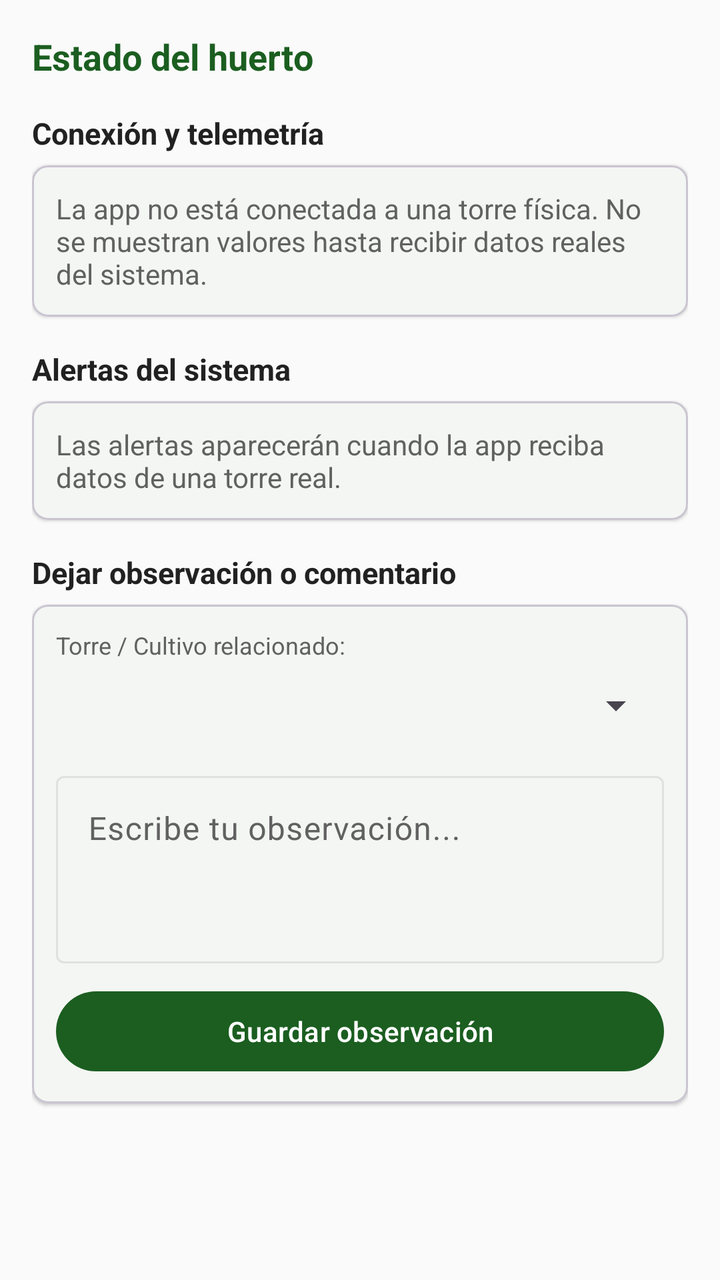
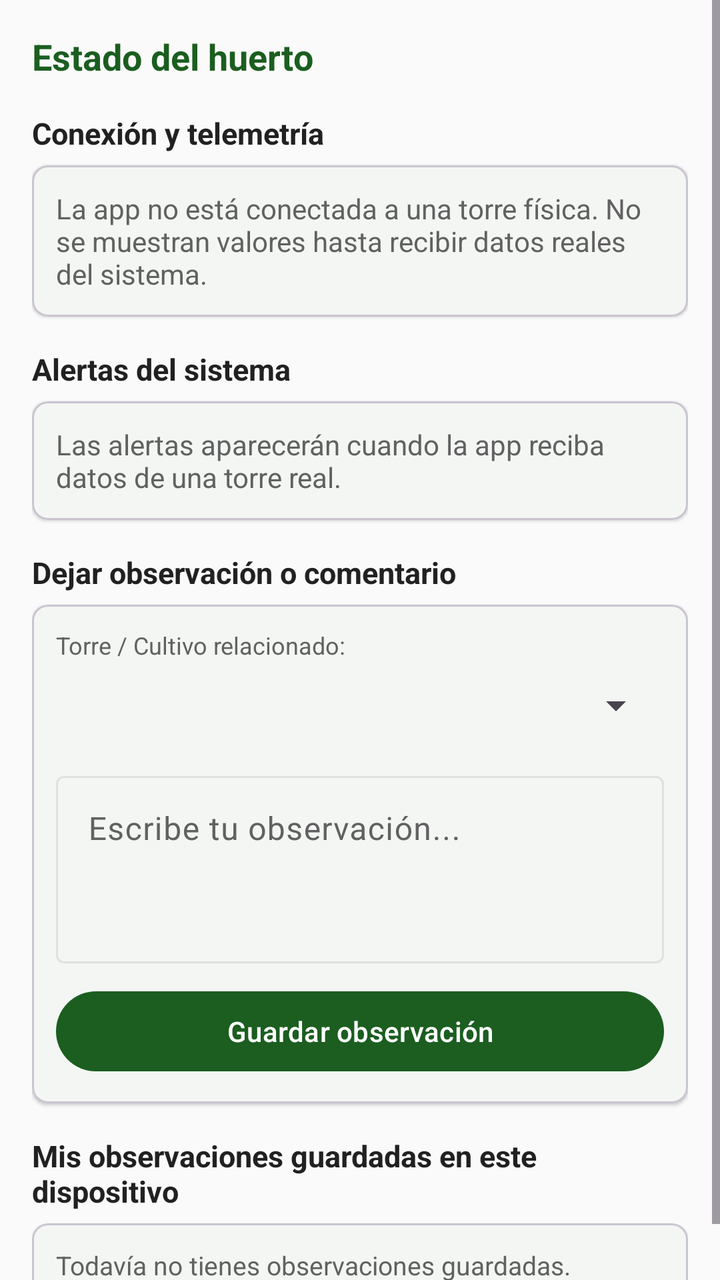

The first picture is an Android layout as it rendered before a commit; the second is the same layout after the commit. The layout source and the unified diff follow.
<!-- AndroidManifest.xml: application theme Theme.HidroSmart -->
<!-- res/layout/fragment_historial.xml -->
<?xml version="1.0" encoding="utf-8"?>
<ScrollView xmlns:android="http://schemas.android.com/apk/res/android"
    xmlns:app="http://schemas.android.com/apk/res-auto"
    android:layout_width="match_parent"
    android:layout_height="match_parent"
    android:background="@color/fondo_pantalla"
    android:fillViewport="true">

    <LinearLayout
        android:layout_width="match_parent"
        android:layout_height="wrap_content"
        android:orientation="vertical"
        android:padding="16dp">

        <TextView
            android:layout_width="wrap_content"
            android:layout_height="wrap_content"
            android:text="@string/historial_titulo"
            android:textColor="@color/verde_primario"
            android:textSize="18sp"
            android:textStyle="bold" />

        
        <TextView
            android:layout_width="wrap_content"
            android:layout_height="wrap_content"
            android:layout_marginTop="16dp"
            android:text="@string/historial_estadisticas"
            android:textColor="@color/texto_principal"
            android:textSize="15sp"
            android:textStyle="bold" />

        <com.google.android.material.card.MaterialCardView
            android:layout_width="match_parent"
            android:layout_height="wrap_content"
            android:layout_marginTop="6dp"
            app:cardCornerRadius="8dp"
            app:cardElevation="1dp">

            <LinearLayout
                android:layout_width="match_parent"
                android:layout_height="wrap_content"
                android:orientation="vertical"
                android:padding="12dp">

                <TextView
                    android:id="@+id/tvEstadoConexion"
                    android:layout_width="wrap_content"
                    android:layout_height="wrap_content"
                    android:text="@string/historial_sin_conexion"
                    android:textColor="@color/texto_secundario"
                    android:textSize="14sp" />
            </LinearLayout>
        </com.google.android.material.card.MaterialCardView>

        <TextView
            android:layout_width="wrap_content"
            android:layout_height="wrap_content"
            android:layout_marginTop="16dp"
            android:text="@string/historial_alertas_titulo"
            android:textColor="@color/texto_principal"
            android:textSize="15sp"
            android:textStyle="bold" />

        <com.google.android.material.card.MaterialCardView
            android:layout_width="match_parent"
            android:layout_height="wrap_content"
            android:layout_marginTop="6dp"
            app:cardCornerRadius="8dp"
            app:cardElevation="1dp">

            <TextView
                android:id="@+id/tvAlertasReales"
                android:layout_width="match_parent"
                android:layout_height="wrap_content"
                android:padding="12dp"
                android:text="@string/historial_alertas_sin_conexion"
                android:textColor="@color/texto_secundario"
                android:textSize="14sp" />
        </com.google.android.material.card.MaterialCardView>

        
        <TextView
            android:layout_width="wrap_content"
            android:layout_height="wrap_content"
            android:layout_marginTop="16dp"
            android:text="@string/historial_dejar_observacion"
            android:textColor="@color/texto_principal"
            android:textSize="15sp"
            android:textStyle="bold" />

        <com.google.android.material.card.MaterialCardView
            android:layout_width="match_parent"
            android:layout_height="wrap_content"
            android:layout_marginTop="6dp"
            app:cardCornerRadius="8dp"
            app:cardElevation="1dp">

            <LinearLayout
                android:layout_width="match_parent"
                android:layout_height="wrap_content"
                android:orientation="vertical"
                android:padding="12dp">

                <TextView
                    android:layout_width="wrap_content"
                    android:layout_height="wrap_content"
                    android:text="@string/historial_torre_relacionada"
                    android:textColor="@color/texto_secundario"
                    android:textSize="12sp" />

                <Spinner
                    android:id="@+id/spnTorreComentario"
                    android:layout_width="match_parent"
                    android:layout_height="44dp" />

                <com.google.android.material.textfield.TextInputLayout
                    android:layout_width="match_parent"
                    android:layout_height="wrap_content"
                    android:layout_marginTop="8dp"
                    android:hint="@string/historial_hint_observacion">

                    <com.google.android.material.textfield.TextInputEditText
                        android:id="@+id/etComentario"
                        android:layout_width="match_parent"
                        android:layout_height="wrap_content"
                        android:gravity="top"
                        android:lines="3" />
                </com.google.android.material.textfield.TextInputLayout>

                <Button
                    android:id="@+id/btnEnviarComentario"
                    android:layout_width="match_parent"
                    android:layout_height="wrap_content"
                    android:layout_marginTop="10dp"
                    android:text="@string/historial_enviar_comentario" />

                <TextView
                    android:id="@+id/tvUltimoComentario"
                    android:layout_width="match_parent"
                    android:layout_height="wrap_content"
                    android:layout_marginTop="8dp"
                    android:textColor="@color/texto_secundario"
                    android:textSize="12sp"
                    android:visibility="gone" />
            </LinearLayout>
        </com.google.android.material.card.MaterialCardView>

    </LinearLayout>
</ScrollView>
<!-- resources referenced by this layout -->
<resources>
  <color name="fondo_pantalla">#FAFAFA</color>
  <color name="texto_principal">#212121</color>
  <color name="texto_secundario">#616161</color>
  <color name="verde_primario">#1B5E20</color>
  <string name="historial_alertas_sin_conexion">Las alertas aparecerán cuando la app reciba datos de una torre real.</string>
  <string name="historial_alertas_titulo">Alertas del sistema</string>
  <string name="historial_dejar_observacion">Dejar observación o comentario</string>
  <string name="historial_enviar_comentario">Guardar observación</string>
  <string name="historial_estadisticas">Conexión y telemetría</string>
  <string name="historial_hint_observacion">Escribe tu observación...</string>
  <string name="historial_sin_conexion">La app no está conectada a una torre física. No se muestran valores hasta recibir datos reales del sistema.</string>
  <string name="historial_titulo">Estado del huerto</string>
  <string name="historial_torre_relacionada">Torre / Cultivo relacionado:</string>
  <style name="Theme.HidroSmart" parent="Base.Theme.HidroSmart" />
  <style name="Base.Theme.HidroSmart" parent="Theme.Material3.DayNight.NoActionBar">
          <item name="colorPrimary">@color/verde_primario</item>
          <item name="colorPrimaryVariant">@color/verde_primario_variante</item>
          <item name="colorOnPrimary">@color/white</item>
          <item name="colorSecondary">@color/verde_secundario</item>
          <item name="colorOnSecondary">@color/white</item>
          <item name="colorSurface">@color/superficie_tarjeta</item>
          <item name="colorOnSurface">@color/texto_principal</item>
          <item name="colorSurfaceVariant">@color/fondo_pantalla</item>
          <item name="colorOnSurfaceVariant">@color/texto_secundario</item>
          <item name="colorOutline">@color/divisor</item>
          <item name="colorError">@color/alerta_error</item>
          <item name="colorOnError">@color/white</item>
          <item name="android:statusBarColor">@color/verde_primario</item>
          <item name="android:windowLightStatusBar">false</item>
          <item name="android:navigationBarColor">@color/fondo_pantalla</item>
          <item name="android:windowLightNavigationBar">true</item>
          <item name="android:windowBackground">@color/fondo_pantalla</item>
      </style>
  <color name="verde_primario_variante">#003300</color>
  <color name="white">#FFFFFFFF</color>
  <color name="verde_secundario">#2E7D32</color>
  <color name="superficie_tarjeta">#FFFFFF</color>
  <color name="divisor">#E0E0E0</color>
  <color name="alerta_error">#B71C1C</color>
</resources>

<!-- the commit's change to res/layout/fragment_historial.xml (unified diff, before → after) -->
@@ -135,15 +135,33 @@
                     android:layout_marginTop="10dp"
                     android:text="@string/historial_enviar_comentario" />
 
-                <TextView
-                    android:id="@+id/tvUltimoComentario"
-                    android:layout_width="match_parent"
-                    android:layout_height="wrap_content"
-                    android:layout_marginTop="8dp"
-                    android:textColor="@color/texto_secundario"
-                    android:textSize="12sp"
-                    android:visibility="gone" />
             </LinearLayout>
+        </com.google.android.material.card.MaterialCardView>
+
+        <TextView
+            android:layout_width="wrap_content"
+            android:layout_height="wrap_content"
+            android:layout_marginTop="16dp"
+            android:text="@string/historial_observaciones_guardadas"
+            android:textColor="@color/texto_principal"
+            android:textSize="15sp"
+            android:textStyle="bold" />
+
+        <com.google.android.material.card.MaterialCardView
+            android:layout_width="match_parent"
+            android:layout_height="wrap_content"
+            android:layout_marginTop="6dp"
+            app:cardCornerRadius="8dp"
+            app:cardElevation="1dp">
+
+            <TextView
+                android:id="@+id/tvObservacionesGuardadas"
+                android:layout_width="match_parent"
+                android:layout_height="wrap_content"
+                android:padding="12dp"
+                android:text="@string/historial_sin_observaciones"
+                android:textColor="@color/texto_secundario"
+                android:textSize="13sp" />
         </com.google.android.material.card.MaterialCardView>
 
     </LinearLayout>
<!-- resource entries referenced after the edit -->
@@ -10,7 +10,9 @@
   <string name="historial_enviar_comentario">Guardar observación</string>
   <string name="historial_estadisticas">Conexión y telemetría</string>
   <string name="historial_hint_observacion">Escribe tu observación...</string>
+  <string name="historial_observaciones_guardadas">Mis observaciones guardadas en este dispositivo</string>
   <string name="historial_sin_conexion">La app no está conectada a una torre física. No se muestran valores hasta recibir datos reales del sistema.</string>
+  <string name="historial_sin_observaciones">Todavía no tienes observaciones guardadas.</string>
   <string name="historial_titulo">Estado del huerto</string>
   <string name="historial_torre_relacionada">Torre / Cultivo relacionado:</string>
   <style name="Theme.HidroSmart" parent="Base.Theme.HidroSmart" />
